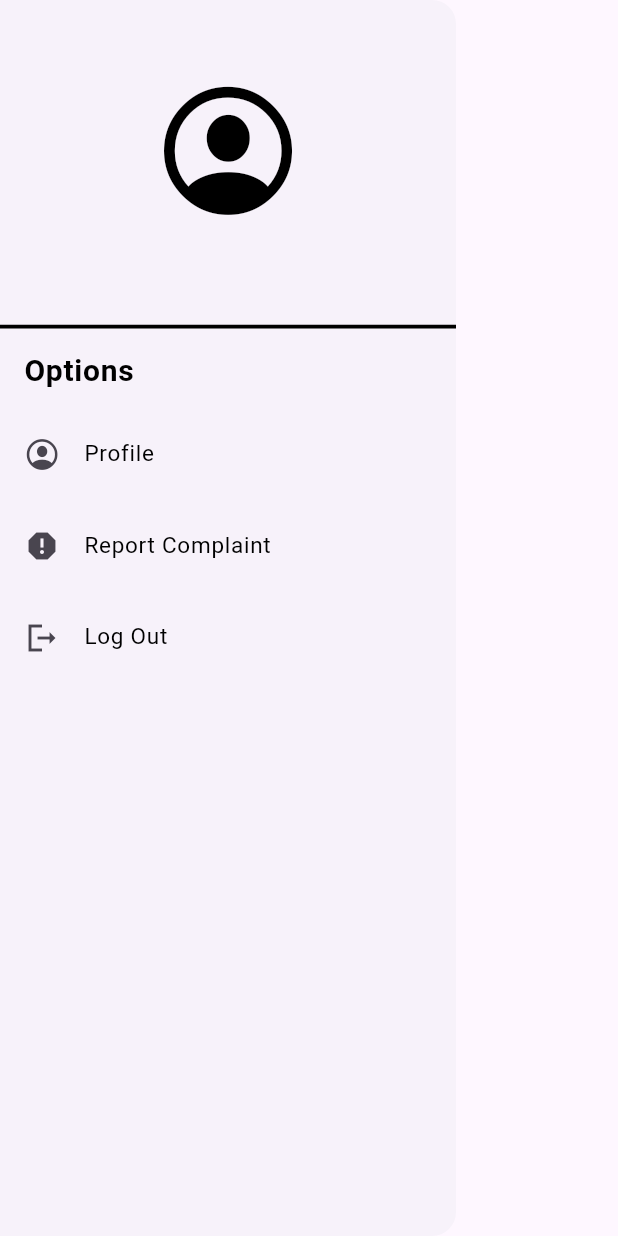
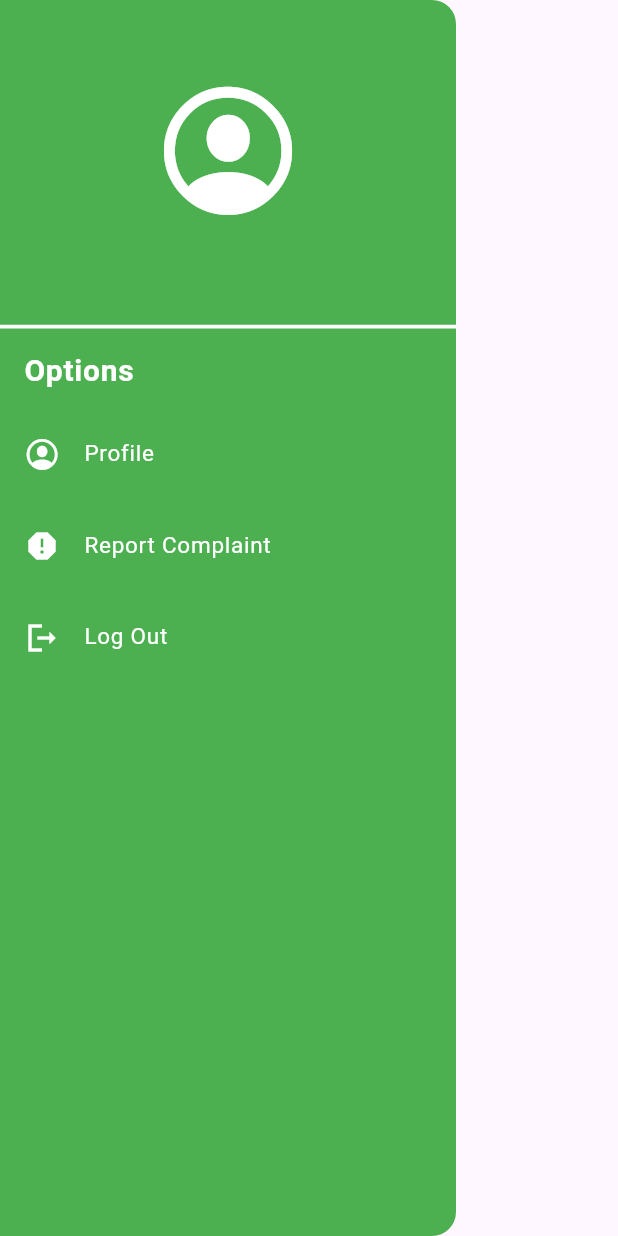
Before and after one commit to TaimoorTech/FYP-Project, a Flutter app: what homeDrawer() shows on an empty page, opened directly with empty values, on a phone screen of 412 x 824 dp. Run offline on Flutter 3.47's test engine with Material 3 defaults, Android fonts, the phone set to English and light mode, and no system bars; our stand-ins replace bloc, connectivity_plus, flutter_bloc, google_maps_flutter, sqflite; missing offline and left inert: dart:ffi, email_auth, mailer, postgres; accounts and stored records are empty; network calls fail.

Commit message:
Home Screen Drawer UI improvised.

```diff
--- a/lib/widgets/drawerHomeScreen.dart
+++ b/lib/widgets/drawerHomeScreen.dart
@@ -16,6 +16,7 @@ class homeDrawer extends StatelessWidget {
   @override
   Widget build(BuildContext context) {
     return Drawer(
+      backgroundColor: Colors.green,
       child: Column(
         children: [
           Container(
@@ -25,10 +26,10 @@ class homeDrawer extends StatelessWidget {
                 mainAxisAlignment: MainAxisAlignment.center,
                 crossAxisAlignment: CrossAxisAlignment.center,
                 children: [
-                    const Icon(CupertinoIcons.profile_circled, size: 100, color: Colors.black,),
+                    const Icon(CupertinoIcons.profile_circled, size: 100, color: Colors.white,),
                     const SizedBox(height: 20.0,),
                     Text(loggedUsername,
-                        style: const TextStyle(color: Colors.black,
+                        style: const TextStyle(color: Colors.white,
                             fontWeight: FontWeight.bold, fontSize: 20)),
                 ],
               ),
@@ -37,21 +38,21 @@ class homeDrawer extends StatelessWidget {
 
           const SizedBox(height: 20.0,),
           const Divider(
-            color: Colors.black,
+            color: Colors.white,
             thickness: 2.5,
             height: 0,
           ),
           ListTile(
             title: const Text(Constants.homeDrawerOptionsText,
-                style: TextStyle(fontSize: 20, color: Colors.black,
+                style: TextStyle(fontSize: 20, color: Colors.white,
                 fontWeight: FontWeight.bold)
             ),
             onTap: (){},
           ),
           ListTile(
-            leading: const Icon(CupertinoIcons.profile_circled),
+            leading: const Icon(CupertinoIcons.profile_circled, color: Colors.white),
             title: const Text(Constants.profileButtonText,
-                style: TextStyle(fontSize: 15, color: Colors.black)
+                style: TextStyle(fontSize: 15, color: Colors.white)
             ),
             onTap: (){
               Navigator.push(context, MaterialPageRoute(builder: (_) =>
@@ -60,9 +61,9 @@ class homeDrawer extends StatelessWidget {
           ),
           const SizedBox(height: 5.0,),
           ListTile(
-            leading: const Icon(Icons.report_sharp),
+            leading: const Icon(Icons.report_sharp, color: Colors.white),
             title: const Text(Constants.reportButtonText,
-                style: TextStyle(fontSize: 15, color: Colors.black)
+                style: TextStyle(fontSize: 15, color: Colors.white)
             ),
             onTap: (){
               Navigator.pushNamed(context, Constants.reportComplaintScreenPath);
@@ -70,9 +71,9 @@ class homeDrawer extends StatelessWidget {
           ),
           const SizedBox(height: 5.0,),
           ListTile(
-            leading: const Icon(Icons.logout_sharp),
+            leading: const Icon(Icons.logout_sharp, color: Colors.white),
             title: const Text(Constants.logOutButtonText,
-                style: TextStyle(fontSize: 15, color: Colors.black)),
+                style: TextStyle(fontSize: 15, color: Colors.white)),
             onTap: () async {
               Util.submittedSnackBar(context, Constants.userLogOutText);
               await SQLHelper.deleteItem(loggedEmail);
```
